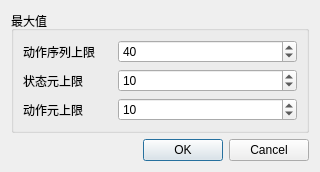
First picture: the form in DrillGIFActionSequenceEditor/Source/ActionSeqModule/actionSeqData/lengthData/w_ActionSeqLength.ui, repository DrillUp/DrillGIFActionSequenceEditor, before the edit.
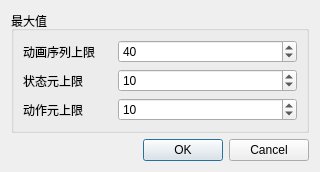
Second picture: the form after the edit.

Diff of the .ui file:
```diff
--- a/DrillGIFActionSequenceEditor/Source/ActionSeqModule/actionSeqData/lengthData/w_ActionSeqLength.ui
+++ b/DrillGIFActionSequenceEditor/Source/ActionSeqModule/actionSeqData/lengthData/w_ActionSeqLength.ui
@@ -56,7 +56,7 @@
       <item row="0" column="0">
        <widget class="QLabel" name="label_3">
         <property name="text">
-         <string>动作序列上限</string>
+         <string>动画序列上限</string>
         </property>
        </widget>
       </item>
```
